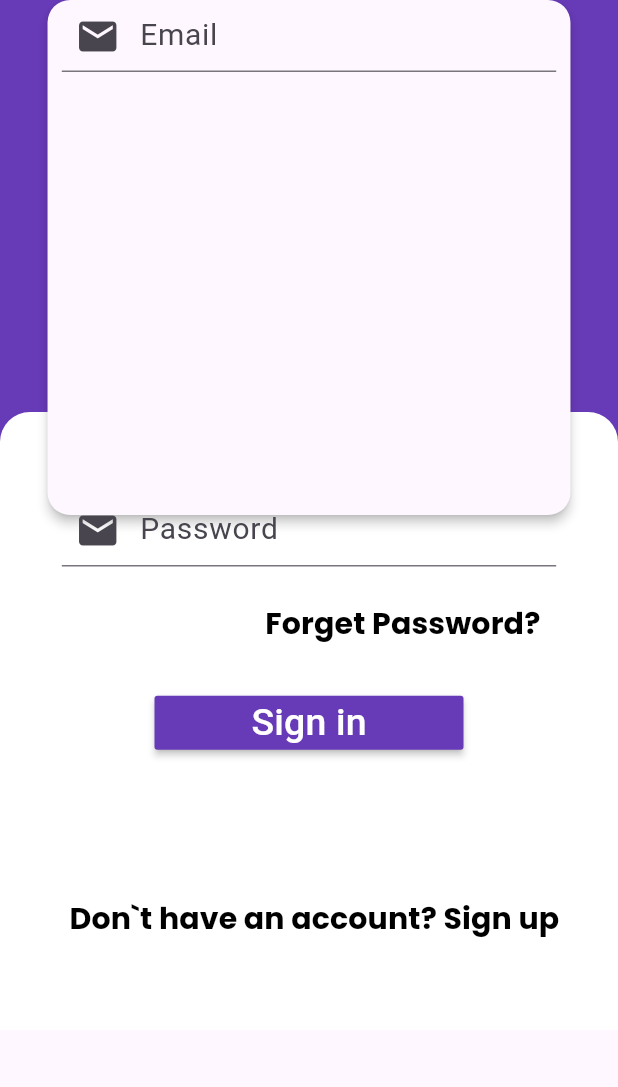
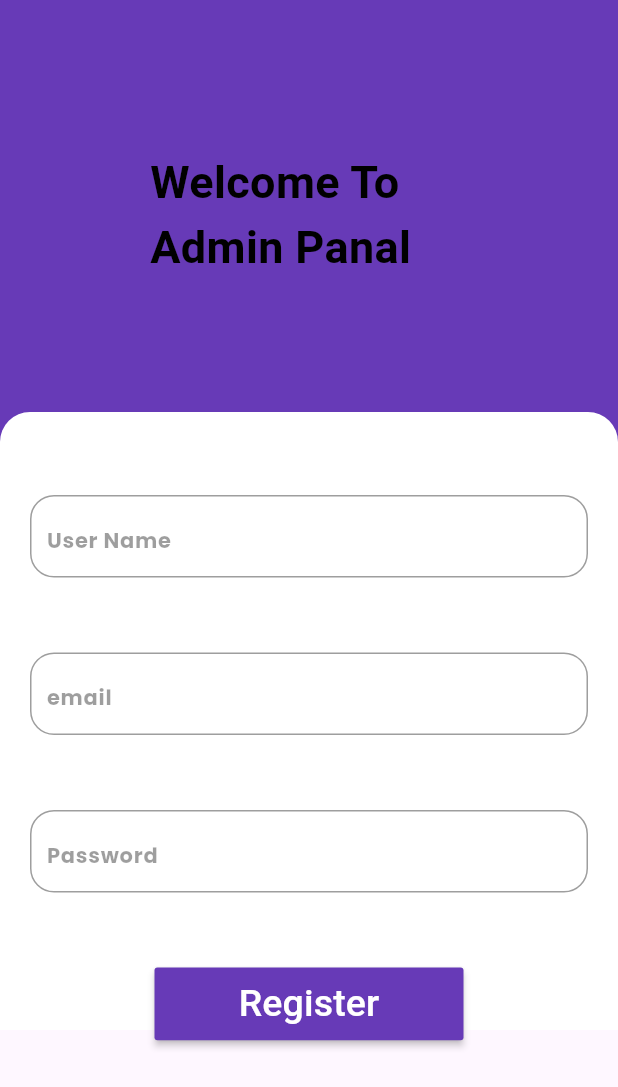
Before and after one commit to NancyAboessa/pizza_resturant, a Flutter app: the screen it shows after launch, on a phone screen of 412 x 824 dp. Shown: the top 1087 px of the screen. Run offline on Flutter 3.47's test engine with Material 3 defaults, Android fonts, the phone set to English and light mode, and no system bars; our stand-ins replace bloc, cloud_firestore, curved_labeled_navigation_bar, firebase_auth, firebase_core, flutter_bloc; accounts and stored records are empty; Roboto replaces fonts that are missing (Poppins-ThinItalic.ttf).

Commit message:
adminLoginUi

```diff
--- /dev/null
+++ b/lib/Models/foodCardModel.dart
@@ -0,0 +1,12 @@
+class FoodCardModel {
+  late String FoodName;
+  late String Description;
+  late double price;
+  late String Pic;
+
+  FoodCardModel(
+      {required this.FoodName,
+      required this.Description,
+      required this.Pic,
+      required this.price});
+}
--- /dev/null
+++ b/lib/adminPanel/authAdmin/authAdmin.dart
@@ -0,0 +1,63 @@
+import 'package:flutter/cupertino.dart';
+import 'package:flutter/material.dart';
+import 'package:flutter/widgets.dart';
+import 'package:pizza/adminPanel/customsAdmin/customAdminTextForm.dart';
+import 'package:pizza/cstoms/AppButtom.dart';
+import 'package:pizza/cstoms/borderRadiusContainer.dart';
+import 'package:pizza/cstoms/customs.dart';
+import 'package:pizza/cstoms/purpleContainer.dart';
+
+class LoginAdmin extends StatelessWidget {
+  LoginAdmin({super.key});
+  TextEditingController user = TextEditingController();
+  final GlobalKey<FormState> _formkey = GlobalKey<FormState>();
+    TextEditingController email = TextEditingController();
+  TextEditingController pasword = TextEditingController();
+  final GlobalKey<FormState> emailformkey = GlobalKey<FormState>();
+  final GlobalKey<FormState> passformkey = GlobalKey<FormState>();
+
+  @override
+  Widget build(BuildContext context) {
+    return Scaffold(
+      body: Container(
+        child: Stack(
+          children: [
+            const purpleContainer(),
+            const borderRadiusContainer(),
+            Padding(
+              padding: const EdgeInsets.all(100.0),
+              child: Text(
+                'Welcome To Admin Panal',
+                style: TextStyle(
+                    color: Colors.black,
+                    fontSize: 30,
+                    fontWeight: FontWeight.bold),
+              ),
+            ),
+            SingleChildScrollView(
+              child: Column(
+                children: [
+                  SizedBox(
+                    height: 330,
+                  ),
+                  customTextFormFieldWithBorder(user: user,textval:"please Enter your Name" ,
+                  hinttext: 'User Name', formkey: _formkey,),
+                  SizedBox(height: 50,),
+                  customTextFormFieldWithBorder(user: email,textval:"please Enter your email" ,
+                  hinttext: 'email',formkey: emailformkey,),
+                   SizedBox(height: 50,),
+                   customTextFormFieldWithBorder(user: pasword,textval:"please Enter your Password" ,
+                  hinttext: 'Password',formkey: passformkey,),
+                  SizedBox(height: 50,),
+                  GestureDetector(
+                    onTap: (){},
+                    child: AppButtomm(text: "Register",))
+                ],
+              ),
+            )
+          ],
+        ),
+      ),
+    );
+  }
+}
--- /dev/null
+++ b/lib/adminPanel/customsAdmin/customAdminTextForm.dart
@@ -0,0 +1,44 @@
+import 'package:flutter/material.dart';
+import 'package:pizza/cstoms/customs.dart';
+
+class customTextFormFieldWithBorder extends StatelessWidget {
+  customTextFormFieldWithBorder({
+    super.key,
+    required this.user,
+    required this.textval,
+    required this.hinttext,
+    required this.formkey,
+  });
+
+  final TextEditingController user;
+  String textval;
+  String hinttext;
+    final GlobalKey<FormState> formkey;
+
+  @override
+  Widget build(BuildContext context) {
+    return Container(
+      padding: EdgeInsets.only(left: 10, top: 5, right: 10),
+      margin: EdgeInsets.symmetric(horizontal: 20),
+      decoration: BoxDecoration(
+          border: Border.all(color: Colors.black38),
+          borderRadius: BorderRadius.circular(16)),
+      child: Center(
+        child: TextFormField(
+
+          key: formkey,
+          decoration: InputDecoration(
+              hintText: hinttext, hintStyle: AppWidget.lightTextStyle(),
+              border: InputBorder.none,
+              ),
+          controller: user,
+          validator: (Value) {
+            if (Value == null || Value.isEmpty) {
+              return textval;
+            }
+          },
+        ),
+      ),
+    );
+  }
+}
--- a/lib/main.dart
+++ b/lib/main.dart
@@ -1,9 +1,9 @@
 import 'package:firebase_core/firebase_core.dart';
 import 'package:flutter/material.dart';
 import 'package:flutter_bloc/flutter_bloc.dart';
+import 'package:pizza/adminPanel/authAdmin/authAdmin.dart';
 import 'package:pizza/pages/auth/Sign%20up.dart';
 import 'package:pizza/pages/auth/cubit/auth_cubit.dart';
-import 'package:pizza/pages/auth/forgetpassword.dart';
 import 'package:pizza/pages/auth/login.dart';
 import 'package:pizza/pages/details%20page/details%20Page.dart';
 import 'package:pizza/pages/home/buttom%20nav%20bar.dart';
@@ -35,7 +35,7 @@ class MyApp extends StatelessWidget {
       ],
       child: MaterialApp(
         debugShowCheckedModeBanner: false,
-        home: Login(),
+        home: LoginAdmin(),
       ),
     );
   }
--- a/lib/pages/Wallet/wallet.dart
+++ b/lib/pages/Wallet/wallet.dart
@@ -1,10 +1,26 @@
+// ignore_for_file: prefer_const_literals_to_create_immutables
+
 import 'package:flutter/material.dart';
+import 'package:pizza/cstoms/customs.dart';
 
 class wallet extends StatelessWidget {
   const wallet({super.key});
 
   @override
   Widget build(BuildContext context) {
-    return  Container();
+    return  Scaffold(
+      appBar: AppBar(
+        title: Center(child: Text('Wallet',
+        style: TextStyle(fontSize: 35,fontWeight: FontWeight.bold),)),
+            elevation: 2.5,
+            backgroundColor: Colors.white,
+      ),
+      body: Column(children: [
+             Row(
+              children: [
+              ],
+             )
+      ],),
+    );
   }
 }
--- a/lib/pages/auth/cubit/auth_cubit.dart
+++ b/lib/pages/auth/cubit/auth_cubit.dart
@@ -2,7 +2,7 @@ import 'package:bloc/bloc.dart';
 import 'package:firebase_auth/firebase_auth.dart';
 import 'package:flutter_bloc/flutter_bloc.dart';
 import 'package:meta/meta.dart';
-
+import 'package:cloud_firestore/cloud_firestore.dart';
 part 'auth_state.dart';
 
 class AuthCubit extends Cubit<AuthState> {
@@ -43,4 +43,14 @@ class AuthCubit extends Cubit<AuthState> {
   ResetPass(email) async {
     await FirebaseAuth.instance.sendPasswordResetEmail(email: email);
   }
+
+  LoginAdmin(usercontroller) {
+    FirebaseFirestore.instance.collection("admin").get().then((Snapshot) {
+      Snapshot.docs.forEach((element) {
+        if(element.data()['id']!=usercontroller){
+
+        }
+      });
+    });
+  }
 }
--- a/pubspec.yaml
+++ b/pubspec.yaml
@@ -39,7 +39,7 @@ dependencies:
   flutter_bloc: ^8.1.4
   firebase_auth: ^4.17.9
   firebase_core: ^2.27.1
-  cloud_firestore: ^4.15.9
+  cloud_firestore: ^4.15.10
 
 dev_dependencies:
   flutter_test:
```
Also changed, not shown: lib/pages/home/cubit/home_cubit.dart (+17 -2 lines), pubspec.lock.
